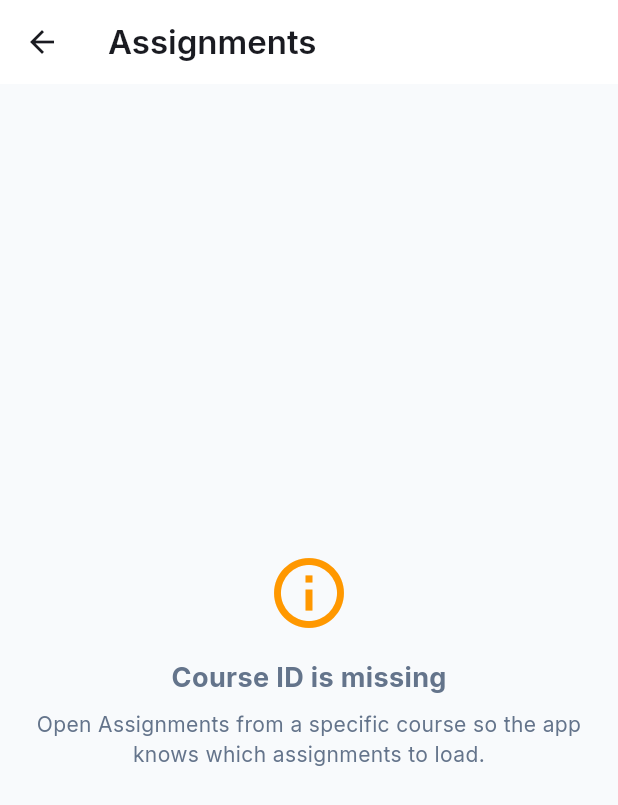
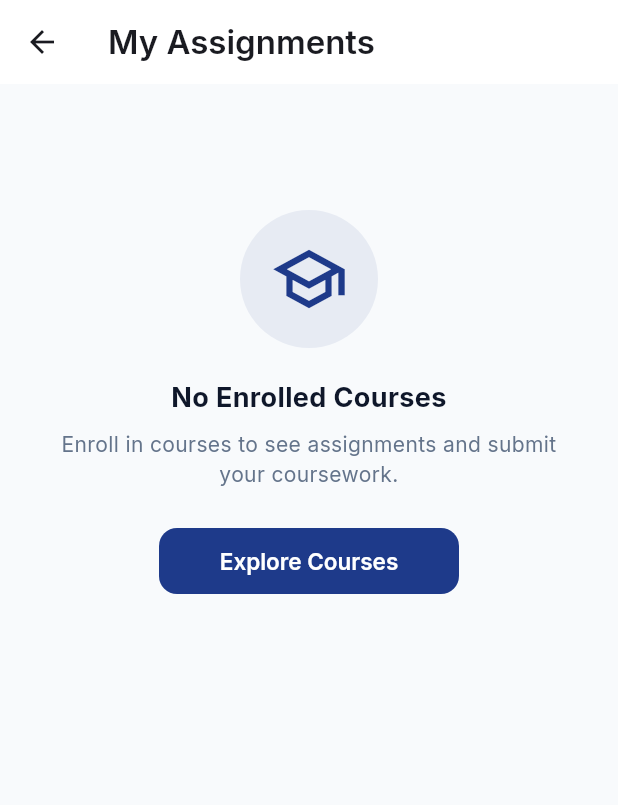
Before and after one commit to NilushaDilshan/flutter_lms, a Flutter app: the AssignmentListScreen screen opened by its route, on a phone screen of 412 x 824 dp. Shown: the top 805 px of the screen. Run offline on Flutter 3.47's test engine with Material 3 defaults, Android fonts, the phone set to English and light mode, and no system bars; our stand-ins replace dio, file_picker, flutter_secure_storage, google_fonts, image_picker; accounts and stored records are empty; network calls fail.

Commit message:
fix(lms): resolve infinite width layout crashes, category filtering, multipart MIME uploads, and my assignments flow

```diff
--- a/lib/core/theme/app_theme.dart
+++ b/lib/core/theme/app_theme.dart
@@ -67,13 +67,13 @@ class AppTheme {
         style: ElevatedButton.styleFrom(
           backgroundColor: AppColors.primary,
           foregroundColor: Colors.white,
-          minimumSize: const Size(double.infinity, 52),
+          minimumSize: const Size(64, 44),
           shape: RoundedRectangleBorder(
             borderRadius: BorderRadius.circular(12),
           ),
           elevation: 0,
           textStyle: GoogleFonts.inter(
-            fontSize: 16,
+            fontSize: 15,
             fontWeight: FontWeight.w600,
           ),
         ),
--- a/lib/features/assignments/screens/assignment_list_screen.dart
+++ b/lib/features/assignments/screens/assignment_list_screen.dart
@@ -2,8 +2,10 @@ import 'package:flutter/material.dart';
 import 'package:provider/provider.dart';
 
 import '../../../core/constants/app_colors.dart';
+import '../../../core/routes/app_routes.dart';
 import '../../../core/widgets/empty_state_widget.dart';
 import '../../../core/widgets/loading_state_widget.dart';
+import '../../courses/providers/course_provider.dart';
 import '../models/assignment_model.dart';
 import '../providers/assignment_provider.dart';
 import 'assignment_detail_screen.dart';
@@ -19,55 +21,89 @@ class AssignmentListScreen extends StatefulWidget {
   });
 
   @override
-  State<AssignmentListScreen> createState() =>
-      _AssignmentListScreenState();
+  State<AssignmentListScreen> createState() => _AssignmentListScreenState();
 }
 
 class _AssignmentListScreenState extends State<AssignmentListScreen> {
+  bool _hasEnrolledCourses = true;
+
   @override
   void initState() {
     super.initState();
-
     WidgetsBinding.instance.addPostFrameCallback((_) {
       if (!mounted) return;
-
-      final courseId = widget.courseId?.trim() ?? '';
-
-      if (courseId.isNotEmpty) {
-        context.read<AssignmentProvider>().loadCourseAssignments(courseId);
-      }
+      _loadAssignments();
     });
   }
 
-  Future<void> _reloadAssignments() async {
+  Future<void> _loadAssignments({bool forceRefresh = false}) async {
+    if (!mounted) return;
+    final assignmentProvider = context.read<AssignmentProvider>();
     final courseId = widget.courseId?.trim() ?? '';
 
-    if (courseId.isEmpty) return;
+    // If assignments already populated (e.g. from seedDemoAssignments or cache), skip fetch on initial load
+    if (!forceRefresh && assignmentProvider.assignments.isNotEmpty) {
+      return;
+    }
 
-    await context.read<AssignmentProvider>().loadCourseAssignments(
-          courseId,
-          forceRefresh: true,
-        );
+    if (courseId.isNotEmpty) {
+      await assignmentProvider.loadCourseAssignments(
+        courseId,
+        forceRefresh: forceRefresh,
+      );
+      return;
+    }
+
+    // No courseId specified: load assignments across all enrolled courses
+    List<String> enrolledIds = [];
+    try {
+      final courseProvider = Provider.of<CourseProvider>(context, listen: false);
+      if (courseProvider.myEnrollments.isEmpty) {
+        await courseProvider.loadMyEnrollments();
+      }
+      enrolledIds = courseProvider.myEnrollments
+          .map((e) => e.courseId.trim())
+          .where((id) => id.isNotEmpty)
+          .toList();
+    } catch (_) {
+      // Standalone test without CourseProvider
+    }
+
+    if (!mounted) return;
+
+    if (enrolledIds.isEmpty) {
+      setState(() {
+        _hasEnrolledCourses = false;
+      });
+      if (assignmentProvider.assignments.isEmpty) {
+        assignmentProvider.clearAssignments();
+      }
+    } else {
+      setState(() {
+        _hasEnrolledCourses = true;
+      });
+      await assignmentProvider.loadAssignmentsForCourses(
+        enrolledIds,
+        forceRefresh: forceRefresh,
+      );
+    }
   }
 
   @override
   Widget build(BuildContext context) {
     final courseId = widget.courseId?.trim() ?? '';
+    final title = widget.courseTitle?.trim().isNotEmpty == true
+        ? 'Assignments: ${widget.courseTitle}'
+        : courseId.isNotEmpty
+            ? 'Course Assignments'
+            : 'My Assignments';
 
     return Scaffold(
       appBar: AppBar(
-        title: Text(
-          widget.courseTitle?.trim().isNotEmpty == true
-              ? 'Assignments: ${widget.courseTitle}'
-              : 'Assignments',
-        ),
+        title: Text(title),
       ),
       body: Consumer<AssignmentProvider>(
         builder: (context, provider, child) {
-          if (courseId.isEmpty && provider.assignments.isEmpty) {
-            return _missingCourseIdView();
-          }
-
           if (provider.isLoading && provider.assignments.isEmpty) {
             return const LoadingStateWidget(
               message: 'Loading assignments...',
@@ -79,16 +115,42 @@ class _AssignmentListScreenState extends State<AssignmentListScreen> {
           }
 
           if (provider.assignments.isEmpty) {
+            if (courseId.isEmpty && !_hasEnrolledCourses) {
+              return RefreshIndicator(
+                onRefresh: () => _loadAssignments(forceRefresh: true),
+                child: ListView(
+                  physics: const AlwaysScrollableScrollPhysics(),
+                  children: [
+                    Padding(
+                      padding: const EdgeInsets.only(top: 60),
+                      child: EmptyStateWidget(
+                        icon: Icons.school_outlined,
+                        title: 'No Enrolled Courses',
+                        message:
+                            'Enroll in courses to see assignments and submit your coursework.',
+                        actionText: 'Explore Courses',
+                        onAction: () =>
+                            Navigator.pushNamed(context, AppRoutes.courses),
+                      ),
+                    ),
+                  ],
+                ),
+              );
+            }
+
             return RefreshIndicator(
-              onRefresh: _reloadAssignments,
+              onRefresh: () => _loadAssignments(forceRefresh: true),
               child: ListView(
                 physics: const AlwaysScrollableScrollPhysics(),
                 children: const [
-                  EmptyStateWidget(
-                    icon: Icons.assignment_outlined,
-                    title: 'No assignments available',
-                    message:
-                        'There are no assignments for this course yet. Pull down to refresh.',
+                  Padding(
+                    padding: EdgeInsets.only(top: 60),
+                    child: EmptyStateWidget(
+                      icon: Icons.assignment_outlined,
+                      title: 'No assignments available',
+                      message:
+                          'There are no assignments published for your courses yet. Pull down to refresh.',
+                    ),
                   ),
                 ],
               ),
@@ -96,7 +158,7 @@ class _AssignmentListScreenState extends State<AssignmentListScreen> {
           }
 
           return RefreshIndicator(
-            onRefresh: _reloadAssignments,
+            onRefresh: () => _loadAssignments(forceRefresh: true),
             child: ListView.separated(
               physics: const AlwaysScrollableScrollPhysics(),
               padding: const EdgeInsets.all(16),
@@ -113,7 +175,8 @@ class _AssignmentListScreenState extends State<AssignmentListScreen> {
     );
   }
 
-  Widget _assignmentCard(AssignmentModel assignment, AssignmentProvider provider) {
+  Widget _assignmentCard(
+      AssignmentModel assignment, AssignmentProvider provider) {
     final theme = Theme.of(context);
     final isSubmitted = provider.isAssignmentSubmitted(assignment.id) ||
         assignment.status == 'SUBMITTED';
@@ -135,6 +198,7 @@ class _AssignmentListScreenState extends State<AssignmentListScreen> {
                 const Icon(
                   Icons.assignment,
                   size: 30,
+                  color: AppColors.primary,
                 ),
                 const SizedBox(width: 12),
                 Expanded(
@@ -147,7 +211,8 @@ class _AssignmentListScreenState extends State<AssignmentListScreen> {
                 ),
                 if (isSubmitted)
                   Container(
-                    padding: const EdgeInsets.symmetric(horizontal: 8, vertical: 4),
+                    padding:
+                        const EdgeInsets.symmetric(horizontal: 8, vertical: 4),
                     decoration: BoxDecoration(
                       color: Colors.green.shade50,
                       borderRadius: BorderRadius.circular(6),
@@ -164,12 +229,10 @@ class _AssignmentListScreenState extends State<AssignmentListScreen> {
                   ),
               ],
             ),
-
             if (assignment.description.isNotEmpty) ...[
               const SizedBox(height: 12),
               Text(assignment.description),
             ],
-
             if (assignment.instructions.isNotEmpty) ...[
               const SizedBox(height: 8),
               Text(
@@ -178,9 +241,7 @@ class _AssignmentListScreenState extends State<AssignmentListScreen> {
                 overflow: TextOverflow.ellipsis,
               ),
             ],
-
             const SizedBox(height: 14),
-
             Row(
               children: [
                 const Icon(Icons.grade_outlined, size: 19),
@@ -188,9 +249,7 @@ class _AssignmentListScreenState extends State<AssignmentListScreen> {
                 Text('Maximum marks: ${assignment.maximumMarks}'),
               ],
             ),
-
             const SizedBox(height: 8),
-
             Row(
               children: [
                 const Icon(Icons.calendar_month_outlined, size: 19),
@@ -204,14 +263,11 @@ class _AssignmentListScreenState extends State<AssignmentListScreen> {
                 ),
               ],
             ),
-
             if (assignment.status != null) ...[
               const SizedBox(height: 8),
               Text('Status: ${assignment.status}'),
             ],
-
             const SizedBox(height: 14),
-
             SizedBox(
               width: double.infinity,
               child: ElevatedButton(
@@ -267,41 +323,9 @@ class _AssignmentListScreenState extends State<AssignmentListScreen> {
             ),
             const SizedBox(height: 20),
             ElevatedButton.icon(
-              onPressed: _reloadAssignments,
+              onPressed: () => _loadAssignments(forceRefresh: true),
               icon: const Icon(Icons.refresh),
               label: const Text('Try Again'),
-            ),
-          ],
-        ),
-      ),
-    );
-  }
-
-  Widget _missingCourseIdView() {
-    return const Center(
-      child: Padding(
-        padding: EdgeInsets.all(24),
-        child: Column(
-          mainAxisSize: MainAxisSize.min,
-          children: [
-            Icon(
-              Icons.info_outline,
-              size: 56,
-              color: Colors.orange,
-            ),
-            SizedBox(height: 16),
-            Text(
-              'Course ID is missing',
-              style: TextStyle(
-                fontSize: 18,
-                fontWeight: FontWeight.bold,
-              ),
-            ),
-            SizedBox(height: 8),
-            Text(
-              'Open Assignments from a specific course so the '
-              'app knows which assignments to load.',
-              textAlign: TextAlign.center,
             ),
           ],
         ),
--- a/lib/features/profile/providers/profile_provider.dart
+++ b/lib/features/profile/providers/profile_provider.dart
@@ -1,6 +1,8 @@
 import 'package:dio/dio.dart';
 import 'package:flutter/foundation.dart';
+import 'package:http_parser/http_parser.dart';
 import 'package:image_picker/image_picker.dart';
+import 'package:mime/mime.dart';
 import '../../../core/api/api_client.dart';
 import '../../../core/api/api_endpoints.dart';
 import '../../../core/api/api_exception.dart';
@@ -184,9 +186,11 @@ class ProfileProvider extends ChangeNotifier {
 
     try {
       final fileName = imageFile.name.isNotEmpty ? imageFile.name : 'avatar.jpg';
+      final mime = lookupMimeType(imageFile.path) ?? 'image/jpeg';
       final multipartFile = await MultipartFile.fromFile(
         imageFile.path,
         filename: fileName,
+        contentType: MediaType.parse(mime),
       );
 
       // Exact multipart field key per task specification: 'profileImage'
```
Also changed, not shown: lib/features/admin/screens/admin_course_moderation_screen.dart (+13 -4 lines), lib/features/admin/screens/admin_review_moderation_screen.dart (+7 -3 lines), lib/features/assignments/providers/assignment_provider.dart (+38 -3 lines), lib/features/courses/providers/course_provider.dart (+20 -5 lines), lib/features/dashboard/models/student_dashboard_model.dart (added, +126 -0 lines), lib/features/dashboard/screens/student_dashboard_screen.dart (+98 -17 lines), lib/features/instructor/providers/instructor_provider.dart (+19 -3 lines), lib/features/instructor/screens/course_studio_screen.dart (+16 -4 lines).
